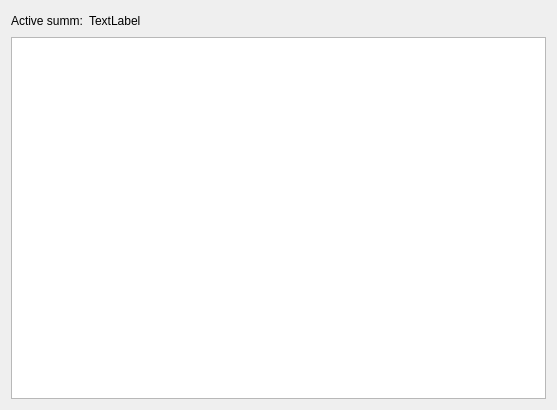
Before: the Qt Designer form listaccounts.ui in sergey196510/mycash, drawn with Qt 5.
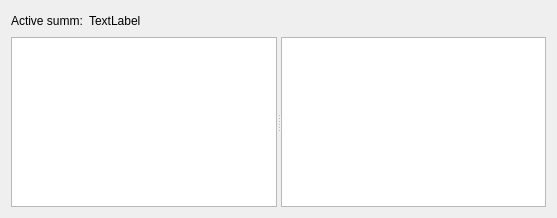
After: the same form once the commit is applied. Custom widgets are drawn as their Qt base class.

What changed in the file:
```diff
--- a/listaccounts.ui
+++ b/listaccounts.ui
@@ -7,7 +7,7 @@
     <x>0</x>
     <y>0</y>
     <width>557</width>
-    <height>410</height>
+    <height>218</height>
    </rect>
   </property>
   <property name="windowTitle">
@@ -46,7 +46,13 @@
     </layout>
    </item>
    <item>
-    <widget class="myTreeView" name="treeView"/>
+    <widget class="QSplitter" name="splitter">
+     <property name="orientation">
+      <enum>Qt::Horizontal</enum>
+     </property>
+     <widget class="myTreeView" name="treeView"/>
+     <widget class="QTextEdit" name="textEdit"/>
+    </widget>
    </item>
   </layout>
  </widget>
```
